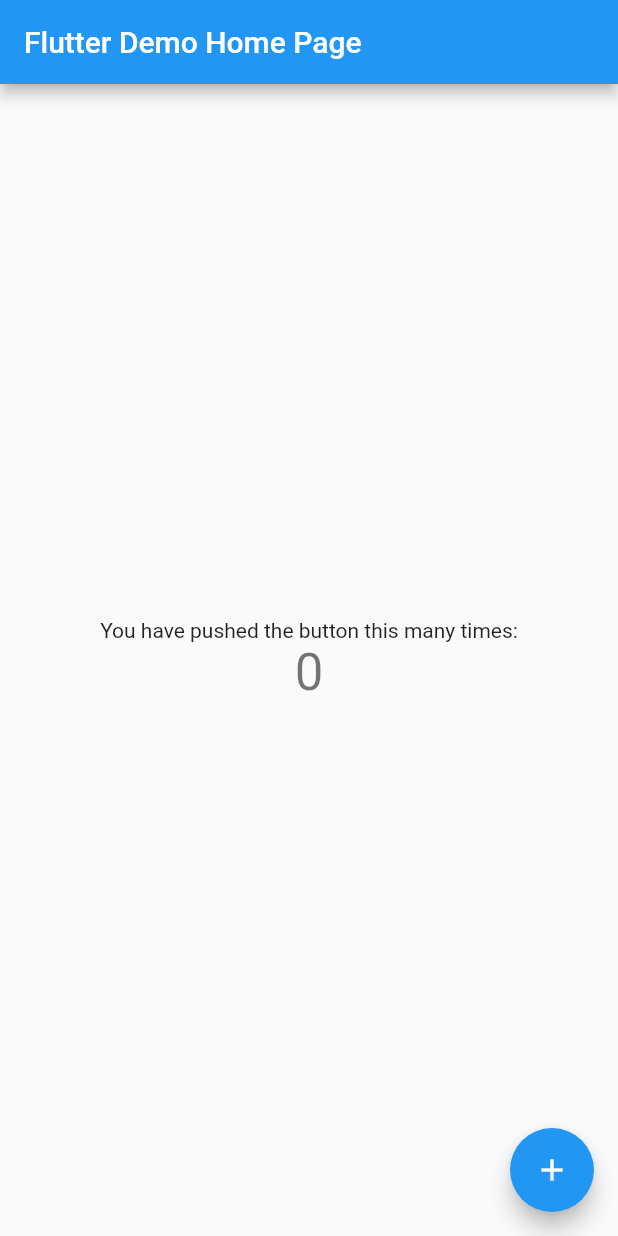
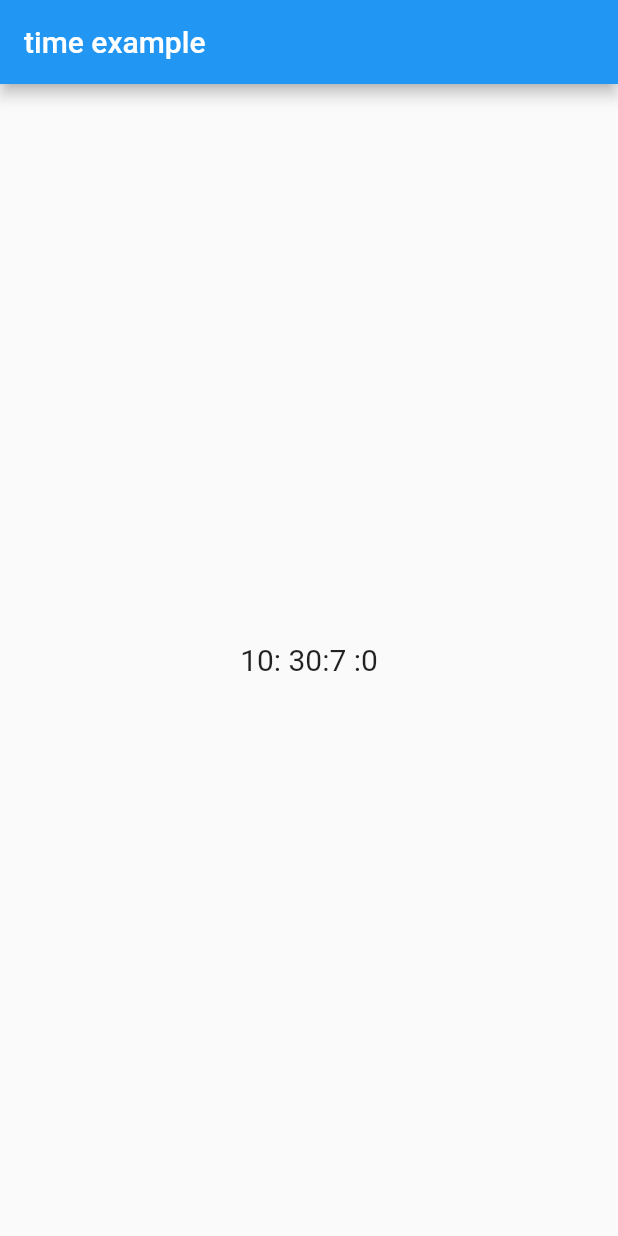
Before and after one commit to BoralAffan/state_management, a Flutter app: the screen it shows after launch, on a phone screen of 412 x 824 dp. Run offline on Flutter 3.47's test engine with Material 2 defaults, Android fonts, the phone set to English and light mode, and no system bars.

```diff
--- a/lib/main.dart
+++ b/lib/main.dart
@@ -1,115 +1,27 @@
 import 'package:flutter/material.dart';
+import 'package:state_management/provider/count_provider.dart';
+import 'package:state_management/provider/time_provider.dart';
+import 'package:state_management/screens/count_example.dart';
+import 'package:provider/provider.dart';
+import 'package:state_management/screens/time_example.dart';
 
-void main() {
-  runApp(const MyApp());
+void main(List<String> args) {
+  runApp(MyApp());
 }
 
 class MyApp extends StatelessWidget {
   const MyApp({super.key});
 
-  // This widget is the root of your application.
   @override
   Widget build(BuildContext context) {
-    return MaterialApp(
-      title: 'Flutter Demo',
-      theme: ThemeData(
-        // This is the theme of your application.
-        //
-        // Try running your application with "flutter run". You'll see the
-        // application has a blue toolbar. Then, without quitting the app, try
-        // changing the primarySwatch below to Colors.green and then invoke
-        // "hot reload" (press "r" in the console where you ran "flutter run",
-        // or simply save your changes to "hot reload" in a Flutter IDE).
-        // Notice that the counter didn't reset back to zero; the application
-        // is not restarted.
-        primarySwatch: Colors.blue,
-      ),
-      home: const MyHomePage(title: 'Flutter Demo Home Page'),
+    return ChangeNotifierProvider(
+      create: (context) => TimeProvider(),
+      child: MaterialApp(
+      debugShowCheckedModeBanner: false,
+      home: TimeExample(),
+    ),
     );
+
+
   }
 }
-
-class MyHomePage extends StatefulWidget {
-  const MyHomePage({super.key, required this.title});
-
-  // This widget is the home page of your application. It is stateful, meaning
-  // that it has a State object (defined below) that contains fields that affect
-  // how it looks.
-
-  // This class is the configuration for the state. It holds the values (in this
-  // case the title) provided by the parent (in this case the App widget) and
-  // used by the build method of the State. Fields in a Widget subclass are
-  // always marked "final".
-
-  final String title;
-
-  @override
-  State<MyHomePage> createState() => _MyHomePageState();
-}
-
-class _MyHomePageState extends State<MyHomePage> {
-  int _counter = 0;
-
-  void _incrementCounter() {
-    setState(() {
-      // This call to setState tells the Flutter framework that something has
-      // changed in this State, which causes it to rerun the build method below
-      // so that the display can reflect the updated values. If we changed
-      // _counter without calling setState(), then the build method would not be
-      // called again, and so nothing would appear to happen.
-      _counter++;
-    });
-  }
-
-  @override
-  Widget build(BuildContext context) {
-    // This method is rerun every time setState is called, for instance as done
-    // by the _incrementCounter method above.
-    //
-    // The Flutter framework has been optimized to make rerunning build methods
-    // fast, so that you can just rebuild anything that needs updating rather
-    // than having to individually change instances of widgets.
-    return Scaffold(
-      appBar: AppBar(
-        // Here we take the value from the MyHomePage object that was created by
-        // the App.build method, and use it to set our appbar title.
-        title: Text(widget.title),
-      ),
-      body: Center(
-        // Center is a layout widget. It takes a single child and positions it
-        // in the middle of the parent.
-        child: Column(
-          // Column is also a layout widget. It takes a list of children and
-          // arranges them vertically. By default, it sizes itself to fit its
-          // children horizontally, and tries to be as tall as its parent.
-          //
-          // Invoke "debug painting" (press "p" in the console, choose the
-          // "Toggle Debug Paint" action from the Flutter Inspector in Android
-          // Studio, or the "Toggle Debug Paint" command in Visual Studio Code)
-          // to see the wireframe for each widget.
-          //
-          // Column has various properties to control how it sizes itself and
-          // how it positions its children. Here we use mainAxisAlignment to
-          // center the children vertically; the main axis here is the vertical
-          // axis because Columns are vertical (the cross axis would be
-          // horizontal).
-          mainAxisAlignment: MainAxisAlignment.center,
-          children: <Widget>[
-            const Text(
-              'You have pushed the button this many times:',
-            ),
-            Text(
-              '$_counter',
-              style: Theme.of(context).textTheme.headline4,
-            ),
-          ],
-        ),
-      ),
-      floatingActionButton: FloatingActionButton(
-        onPressed: _incrementCounter,
-        tooltip: 'Increment',
-        child: const Icon(Icons.add),
-      ), // This trailing comma makes auto-formatting nicer for build methods.
-    );
-  }
-}
--- /dev/null
+++ b/lib/provider/time_provider.dart
@@ -0,0 +1,22 @@
+import 'package:flutter/foundation.dart';
+
+class TimeProvider with ChangeNotifier {
+  int _hr = DateTime.now().hour;
+  int _min = DateTime.now().minute;
+  int _sec = DateTime.now().second;
+  int _milsec = DateTime.now().millisecond;
+
+  int get hr => _hr;
+  int get min => _min;
+  int get sec => _sec;
+  int get milsec => _milsec;
+
+  void getTime() {
+    _hr = DateTime.now().hour;
+    _min = DateTime.now().minute;
+    _sec = DateTime.now().second;
+    _milsec = DateTime.now().millisecond;
+
+    notifyListeners();
+  }
+}
--- /dev/null
+++ b/lib/screens/time_example.dart
@@ -0,0 +1,47 @@
+import 'dart:async';
+
+import 'package:flutter/material.dart';
+import 'package:provider/provider.dart';
+import 'package:state_management/provider/time_provider.dart';
+
+class TimeExample extends StatefulWidget {
+  const TimeExample({super.key});
+
+  @override
+  State<TimeExample> createState() => _TimeExampleState();
+}
+
+class _TimeExampleState extends State<TimeExample> {
+  @override
+  void initState() {
+    super.initState();
+    final timeProvider = Provider.of<TimeProvider>(context, listen: false);
+    Timer.periodic(Duration(seconds: 1), (timer) {
+      timeProvider.getTime();
+    });
+  }
+
+  @override
+  Widget build(BuildContext context) {
+    print('build');
+    final timeProvider = Provider.of<TimeProvider>(context, listen: false);
+    return Scaffold(
+      appBar: AppBar(
+        title: const Text('time example '),
+      ),
+      body: Center(
+          child: Consumer<TimeProvider>(builder: ((context, value, child) {
+        return Text(
+          value.hr.toString() +
+              ": " +
+              value.min.toString() +
+              ":" +
+              value.sec.toString() +
+              " :" +
+              value.milsec.toString(),
+          style: TextStyle(fontSize: 20),
+        );
+      }))),
+    );
+  }
+}
--- a/pubspec.yaml
+++ b/pubspec.yaml
@@ -36,6 +36,7 @@ dependencies:
   # The following adds the Cupertino Icons font to your application.
   # Use with the CupertinoIcons class for iOS style icons.
   cupertino_icons: ^1.0.2
+  provider: ^6.0.4
 
 dev_dependencies:
   flutter_test:
```
Also changed, not shown: lib/provider/count_provider.dart (added, +11 -0 lines), lib/screens/count_example.dart (added, +36 -0 lines), pubspec.lock.
